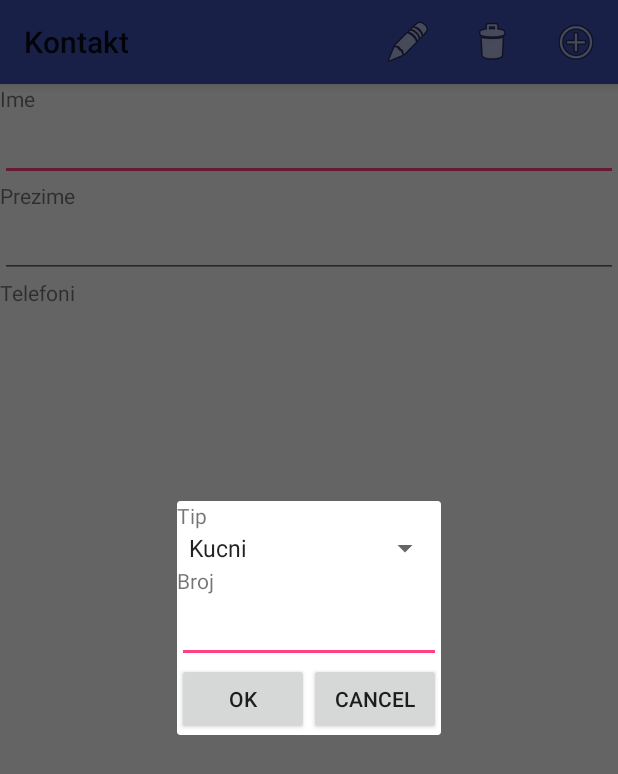
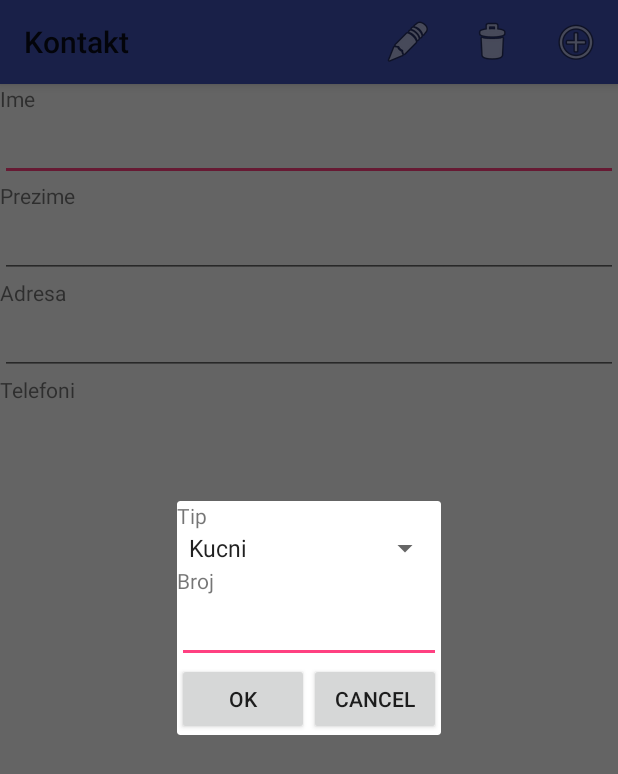
Before and after one commit to neorns/Ispit, an Android app: the DetailActivity screen opened directly, with no data from a screen before it, after a tap on "Add", on a phone screen of 412 x 824 dp. Shown: the top 774 px of the screen. Run offline under Robolectric (Android 15) with nearby library versions, the phone set to English and light mode, and no system bars; libraries missing offline, so code that uses them is left out: com.j256.ormlite; 5 statements that could not run were skipped.

```diff
--- a/app/src/main/AndroidManifest.xml
+++ b/app/src/main/AndroidManifest.xml
@@ -1,5 +1,8 @@
 <manifest xmlns:android="http://schemas.android.com/apk/res/android"
     package="com.example.androiddevelopment.ispit">
+
+    <uses-permission android:name="android.permission.WRITE_EXTERNAL_STORAGE"/>
+    <uses-permission android:name="android.permission.READ_EXTERNAL_STORAGE"/>
 
     <application
         android:allowBackup="true"
--- a/app/src/main/java/com/example/androiddevelopment/ispit/activities/DetailActivity.java
+++ b/app/src/main/java/com/example/androiddevelopment/ispit/activities/DetailActivity.java
@@ -34,7 +34,7 @@ import com.j256.ormlite.android.apptools.OpenHelperManager;
 import java.sql.SQLException;
 import java.util.List;
 
-import static com.example.androiddevelopment.ispit.activities.MainActivity.NOTIF_STATUS;
+
 import static com.example.androiddevelopment.ispit.activities.MainActivity.NOTIF_TOAST;
 
 /**
@@ -46,6 +46,7 @@ public class DetailActivity  extends AppCompatActivity {
     private Kontakt kontakt;
     private EditText ime;
     private EditText prezime;
+    private EditText adresa;
     private SharedPreferences prefs;
 
     @Override
@@ -73,6 +74,8 @@ public class DetailActivity  extends AppCompatActivity {
             ime.setText(kontakt.getmIme());
             prezime =(EditText) this.findViewById(R.id.et_prezime);
             prezime.setText(kontakt.getmPrezime());
+            adresa =(EditText) this.findViewById(R.id.et_adresa);
+            adresa.setText(kontakt.getmAdresa());
 
 
         } catch (SQLException e) {
@@ -109,7 +112,7 @@ public class DetailActivity  extends AppCompatActivity {
         NotificationManager mNotificationManager = (NotificationManager)getSystemService(Context.NOTIFICATION_SERVICE);
         NotificationCompat.Builder mBuilder = new NotificationCompat.Builder(this);
         mBuilder.setSmallIcon(R.drawable.ic_notifikacija);
-        mBuilder.setContentTitle("Pripremni test");
+        mBuilder.setContentTitle("Ispitni zadatak");
         mBuilder.setContentText(message);
 
         Bitmap bm = BitmapFactory.decodeResource(getResources(), R.drawable.ic_action_add);
@@ -122,13 +125,11 @@ public class DetailActivity  extends AppCompatActivity {
     private void showMessage(String message){
 
         boolean toast = prefs.getBoolean(NOTIF_TOAST, false);
-        boolean status = prefs.getBoolean(NOTIF_STATUS, false);
+
 
         if (toast){
             Toast.makeText(this, message, Toast.LENGTH_SHORT).show();
-        }
-
-        if (status){
+        } else {
             showStatusMesage(message);
         }
     }
@@ -157,7 +158,7 @@ public class DetailActivity  extends AppCompatActivity {
                 //POKUPITE INFORMACIJE SA EDIT POLJA
                 kontakt.setmIme(ime.getText().toString());
                 kontakt.setmPrezime(prezime.getText().toString());
-
+                kontakt.setmAdresa(adresa.getText().toString());
 
                 try {
                     getDatabaseHelper().getKontaktDao().update(kontakt);
--- a/app/src/main/res/layout/detail_activity.xml
+++ b/app/src/main/res/layout/detail_activity.xml
@@ -25,6 +25,10 @@
 
     </android.support.design.widget.AppBarLayout>
 
+    <ImageView
+        android:id="@+id/image"
+        android:layout_width="wrap_content"
+        android:layout_height="wrap_content" />
 
     <TextView
         android:layout_width="wrap_content"
@@ -46,6 +50,16 @@
         android:layout_width="match_parent"
         android:layout_height="wrap_content" />
 
+    <TextView
+        android:layout_width="wrap_content"
+        android:layout_height="wrap_content"
+        android:text="Adresa"
+        />
+    <EditText
+        android:id="@+id/et_adresa"
+        android:layout_width="match_parent"
+        android:layout_height="wrap_content" />
+
 
     <TextView
         android:layout_width="wrap_content"
```
Also changed, not shown: app/src/main/java/com/example/androiddevelopment/ispit/activities/MainActivity.java (+11 -10 lines), app/src/main/res/layout/dialog_kontakt.xml (+10 -0 lines), app/src/main/res/xml/preferences.xml (+2 -6 lines).
